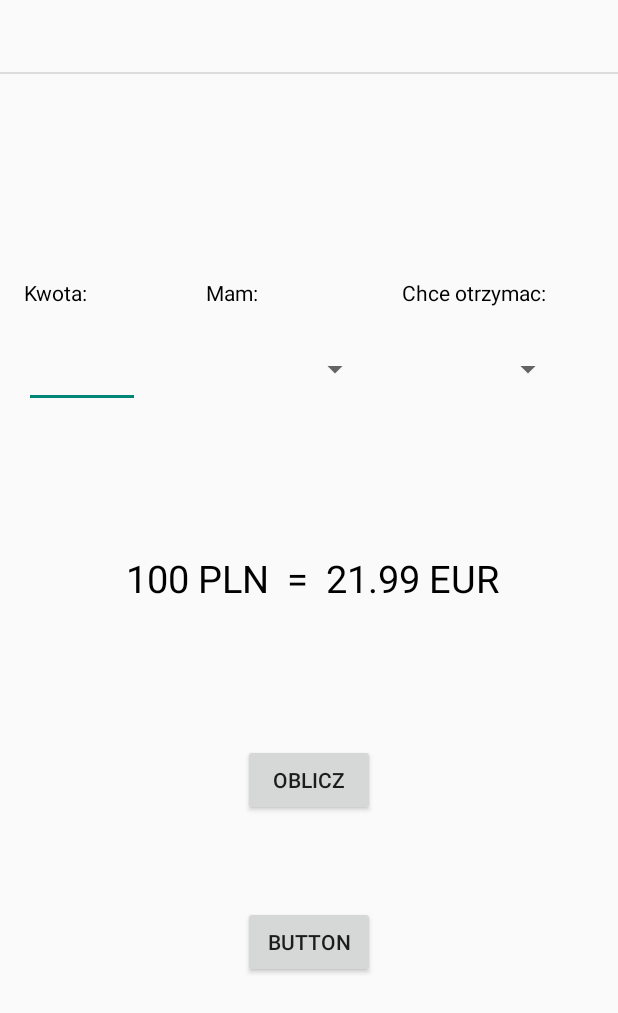
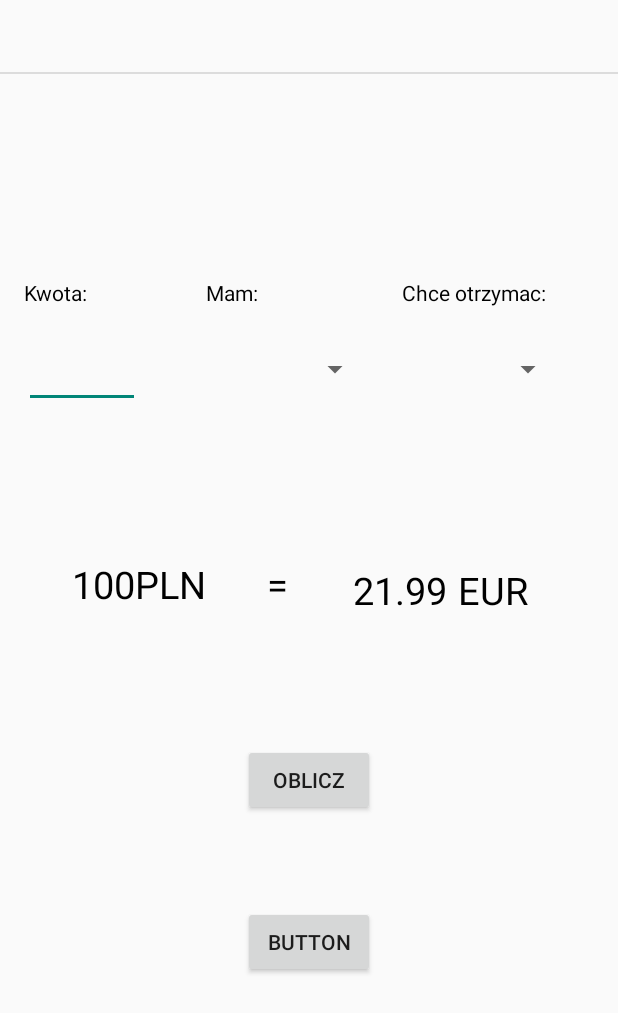
Before and after one commit to Vadym-M/Calculator, an Android app: the CalcWalut screen opened directly, with no data from a screen before it, on a phone screen of 412 x 824 dp. Shown: the top 1013 px of the screen. Run offline under Robolectric (Android 15) with nearby library versions, the phone set to English and light mode, and no system bars; 3 statements that could not run were skipped.

Commit message:
order in methods

```diff
--- a/app/src/main/java/com/vinade_app/calculator/CalcWalut.java
+++ b/app/src/main/java/com/vinade_app/calculator/CalcWalut.java
@@ -38,7 +38,7 @@ public class CalcWalut extends AppCompatActivity {
     Thread thread;
     ListView listView;
     ArrayList<Waluta> waluty;
-    TextView time, show_kwota;
+    TextView time, show_kwota, wynik;
     String timeParser;
     Spinner spinner_mam, spinner_otrzymam;
     EditText kwota;
@@ -46,9 +46,7 @@ public class CalcWalut extends AppCompatActivity {
     protected void onCreate(Bundle savedInstanceState) {
         super.onCreate(savedInstanceState);
         setContentView(R.layout.activity_calc_walut);
-        spinner_mam = findViewById(R.id.spinner_mam);
-        spinner_otrzymam = findViewById(R.id.spinner_otrzymam);
-        kwota = findViewById(R.id.kwota);
+        Init();
         kwota.addTextChangedListener(new TextWatcher() {
             @Override
             public void beforeTextChanged(CharSequence s, int start, int count, int after) {
@@ -94,7 +92,9 @@ public class CalcWalut extends AppCompatActivity {
         } catch (InterruptedException e) {
             e.printStackTrace();
         }
-        Init();
+
+        SpinnerInit();
+        BottomDialogInit();
     }
     private String download(String urlPath) throws IOException {
         StringBuilder xmlResult = new StringBuilder();
@@ -124,23 +124,34 @@ public class CalcWalut extends AppCompatActivity {
         }
     }
         private void Init(){
-           String[] adapterString = new String[waluty.size()];
-           for(int i = 0 ; i< waluty.size(); i++)
-           {
-               adapterString[i]= waluty.get(i).getCurrency();
-           }
-           ArrayAdapter<String> adapter = new ArrayAdapter<String>(this, android.R.layout.simple_spinner_dropdown_item, adapterString);
-           spinner_otrzymam.setAdapter(adapter);
-           spinner_mam.setAdapter(adapter);
-            Log.d("DEBUG", " TIME CHECK -->"+ timeParser);
-        BottomSheetDialog bottomSheetDialog = new BottomSheetDialog(this);
-        bottomSheetDialog.setContentView(R.layout.currency_fragment);
-        bottomSheetDialog.show();
+            spinner_mam = findViewById(R.id.spinner_mam);
+            spinner_otrzymam = findViewById(R.id.spinner_otrzymam);
+            kwota = findViewById(R.id.kwota);
 
+
+        }
+
+        void BottomDialogInit()
+        {
+            BottomSheetDialog bottomSheetDialog = new BottomSheetDialog(this);
+            bottomSheetDialog.setContentView(R.layout.currency_fragment);
+            bottomSheetDialog.show();
             MyAdapter myAdapter = new MyAdapter(bottomSheetDialog.getContext(), waluty);
-           listView = bottomSheetDialog.findViewById(R.id.listView);
+            listView = bottomSheetDialog.findViewById(R.id.listView);
             time = bottomSheetDialog.findViewById(R.id.textTime);
             listView.setAdapter(myAdapter);
             time.setText("Data: "+ timeParser);
         }
+        void SpinnerInit()
+        {
+            String[] adapterString = new String[waluty.size()];
+            for(int i = 0 ; i< waluty.size(); i++)
+            {
+                adapterString[i]= waluty.get(i).getCurrency();
+            }
+            ArrayAdapter<String> adapter = new ArrayAdapter<String>(this, android.R.layout.simple_spinner_dropdown_item, adapterString);
+            spinner_otrzymam.setAdapter(adapter);
+            spinner_mam.setAdapter(adapter);
+            Log.d("DEBUG", " TIME CHECK -->"+ timeParser);
+        }
 }
--- a/app/src/main/res/layout/activity_calc_walut.xml
+++ b/app/src/main/res/layout/activity_calc_walut.xml
@@ -107,23 +107,24 @@
         android:id="@+id/show_kwota"
         android:layout_width="wrap_content"
         android:layout_height="wrap_content"
-        android:layout_marginStart="84dp"
-        android:layout_marginTop="96dp"
-        android:text="100 PLN"
+        android:layout_marginStart="48dp"
+        android:layout_marginTop="100dp"
+        android:text="100"
         android:textColor="@color/black"
         android:textSize="25dp"
         app:layout_constraintStart_toStartOf="parent"
         app:layout_constraintTop_toBottomOf="@+id/spinner_mam" />
 
     <TextView
-        android:id="@+id/textView8"
+        android:id="@+id/wynik"
         android:layout_width="wrap_content"
         android:layout_height="wrap_content"
-        android:text="21.99 EUR"
+        android:layout_marginTop="4dp"
+        android:text="21.99 "
         android:textColor="@color/black"
         android:textSize="25dp"
-        app:layout_constraintEnd_toEndOf="parent"
-        app:layout_constraintHorizontal_bias="0.133"
+        app:layout_constraintEnd_toStartOf="@+id/textView8"
+        app:layout_constraintHorizontal_bias="0.969"
         app:layout_constraintStart_toEndOf="@+id/textView9"
         app:layout_constraintTop_toTopOf="@+id/show_kwota" />
 
@@ -131,11 +132,35 @@
         android:id="@+id/textView9"
         android:layout_width="wrap_content"
         android:layout_height="wrap_content"
-        android:layout_marginStart="12dp"
+        android:layout_marginStart="88dp"
+        android:layout_marginTop="100dp"
         android:text="="
         android:textColor="@color/black"
         android:textSize="25dp"
         app:layout_constraintStart_toEndOf="@+id/show_kwota"
+        app:layout_constraintTop_toBottomOf="@+id/spinner_mam" />
+
+    <TextView
+        android:id="@+id/textView7"
+        android:layout_width="wrap_content"
+        android:layout_height="wrap_content"
+        android:text="PLN"
+        android:textColor="@color/black"
+        android:textSize="25dp"
+        app:layout_constraintEnd_toStartOf="@+id/textView9"
+        app:layout_constraintHorizontal_bias="0.0"
+        app:layout_constraintStart_toEndOf="@+id/show_kwota"
         app:layout_constraintTop_toTopOf="@+id/show_kwota" />
 
+    <TextView
+        android:id="@+id/textView8"
+        android:layout_width="wrap_content"
+        android:layout_height="wrap_content"
+        android:layout_marginEnd="60dp"
+        android:text="EUR"
+        android:textColor="@color/black"
+        android:textSize="25dp"
+        app:layout_constraintEnd_toEndOf="parent"
+        app:layout_constraintTop_toTopOf="@+id/wynik" />
+
 </androidx.constraintlayout.widget.ConstraintLayout>
```
